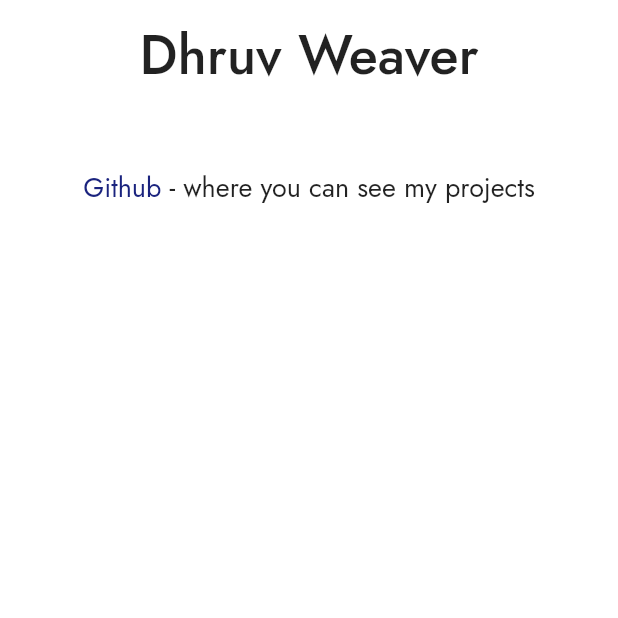
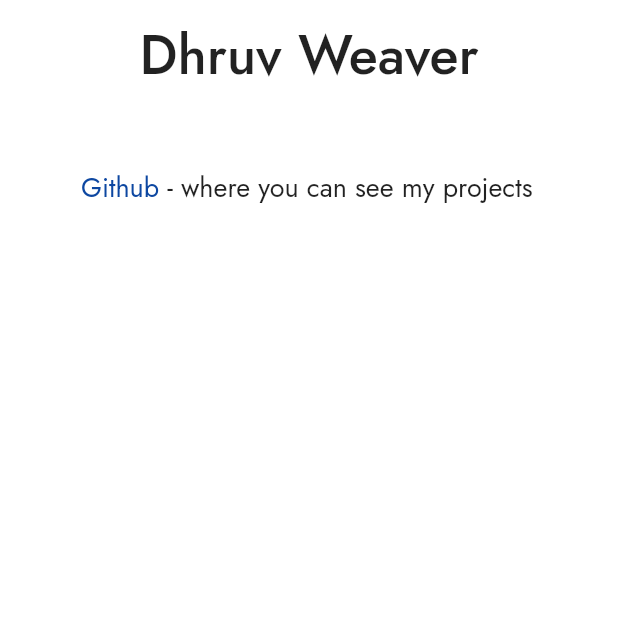
Before and after one commit to dhruvweaver/dhruvweaver, a Flutter app: the screen it shows after launch, on a phone screen of 412 x 824 dp, the top half of it. Run offline on Flutter 3.47's test engine with Material 2 defaults, Android fonts, the light colour scheme and no system bars.

Commit message:
Made some text selectable

```diff
--- a/lib/main.dart
+++ b/lib/main.dart
@@ -19,7 +19,11 @@ class MyApp extends StatelessWidget {
         textTheme: TextTheme(
           headline6: TextStyle(fontSize: 36),
           bodyText2: TextStyle(fontSize: 18),
-          headline3: TextStyle(fontSize: 18, color: Colors.indigo.shade900),
+          headline3: TextStyle(
+            fontSize: 18,
+            color: Colors.blue.shade900,
+            // decoration: TextDecoration.underline,
+          ),
         ),
       ),
       home: MyHomePage(title: 'Dhruv Weaver'),
@@ -75,7 +79,7 @@ class _MyHomePageState extends State<MyHomePage> {
                       ),
                     ),
                   ),
-                  Text(
+                  SelectableText(
                     ' - where you can see my projects',
                     style: Theme.of(context).textTheme.bodyText2,
                   ),
```
